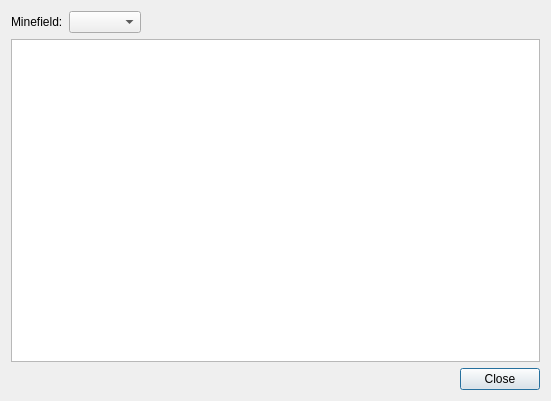
This is apps/sapper/src/score/scoreboarddialog.ui in petr-panteleyev/cpp as Qt 5 draws it before an edit. The edited form follows.
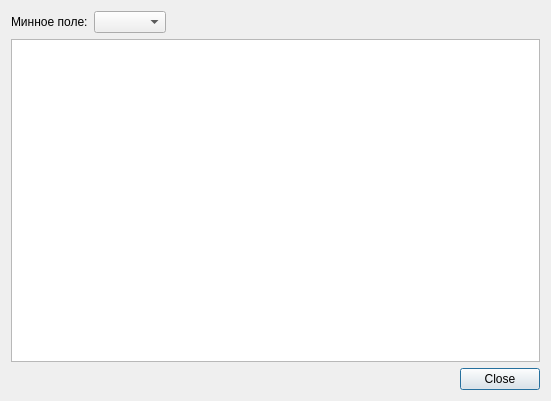
This is the edited form.

```diff
--- a/apps/sapper/src/score/scoreboarddialog.ui
+++ b/apps/sapper/src/score/scoreboarddialog.ui
@@ -24,7 +24,7 @@
        <item>
         <widget class="QLabel" name="label">
          <property name="text">
-          <string>Minefield:</string>
+          <string notr="true">Минное поле:</string>
          </property>
         </widget>
        </item>
```
Left out of the diff: 2 changed lines with no effect on the pictures.
